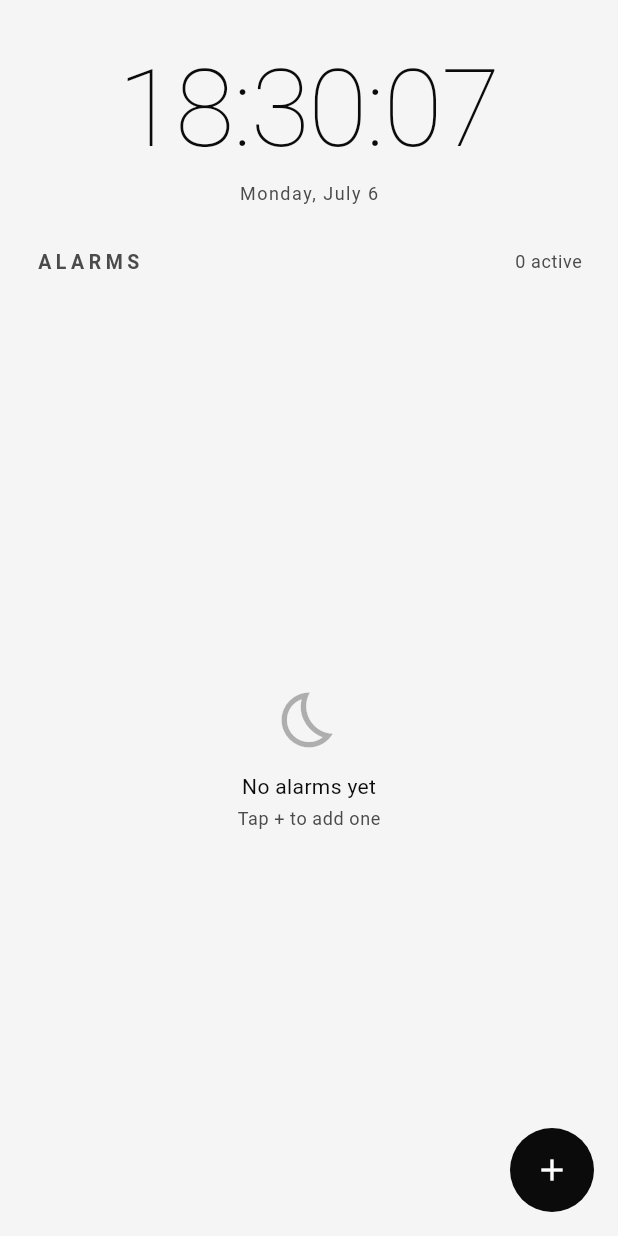
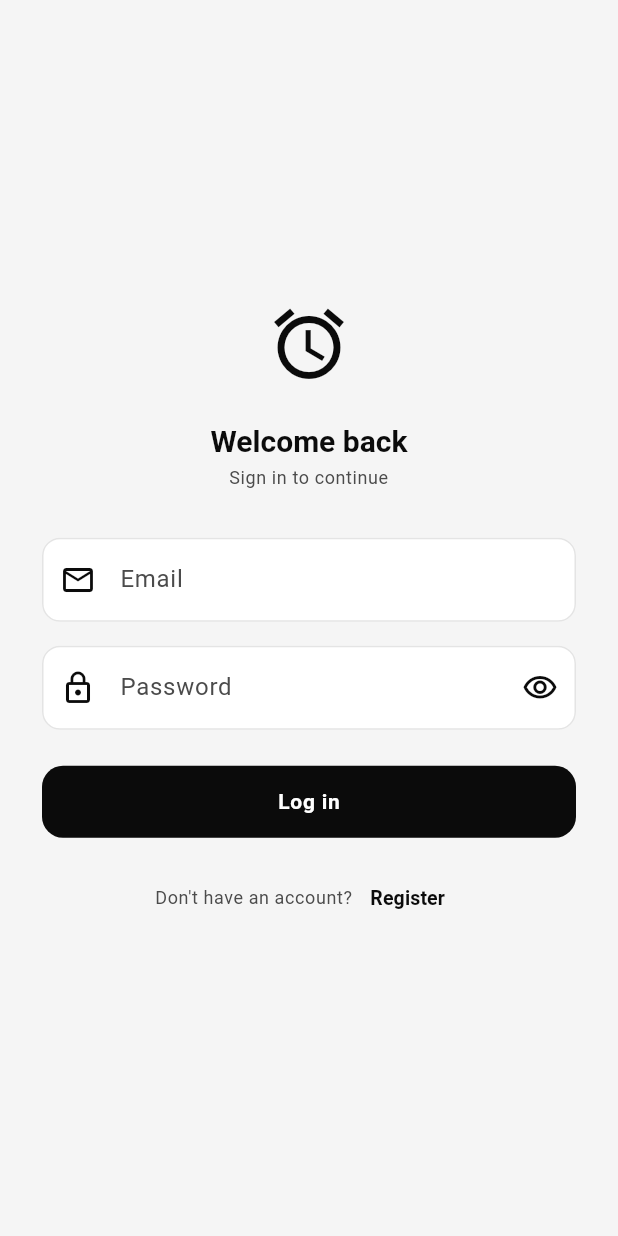
Before and after one commit to RxSeldon/alarm_clock, a Flutter app: the screen it shows after launch, on a phone screen of 412 x 824 dp. Run offline on Flutter 3.47's test engine with Material 3 defaults, Android fonts, the phone set to English and light mode, and no system bars; our stand-ins replace firebase_auth, firebase_core, flutter_hooks, flutter_riverpod, hooks_riverpod, shared_preferences; accounts and stored records are empty; generated files the repository leaves out were written again.

Commit message:
- Add AuthRepository contract + AppUser entity (domain) with a   friendly AuthException so the UI never touches firebase_auth types - Add FirebaseAuthRepository (data) as the sole firebase_auth consumer,   mapping error codes to user-safe messages - Add authRepositoryProvider + authStateProvider (Riverpod) - Add LoginScreen and RegisterScreen (email/password, validation,   show/hide password, inline errors) - Add AuthGate to route between login and home on auth state - Show signed-in email + logout button (with confirm) on HomeScreen - Initialize Firebase in main.dart; set Android minSdk to 23 - Add firebase_core + firebase_auth dependencies

```diff
--- a/lib/main.dart
+++ b/lib/main.dart
@@ -1,10 +1,16 @@
+import 'package:firebase_core/firebase_core.dart';
 import 'package:flutter/material.dart';
 import 'package:flutter_riverpod/flutter_riverpod.dart';
 
-import 'src/presentation/screens/home_screen.dart';
+import 'firebase_options.dart';
+import 'src/presentation/screens/auth_gate.dart';
 import 'src/presentation/theme/app_theme.dart';
 
-void main() {
+Future<void> main() async {
+  WidgetsFlutterBinding.ensureInitialized();
+  await Firebase.initializeApp(
+    options: DefaultFirebaseOptions.currentPlatform,
+  );
   runApp(const ProviderScope(child: AlarmClockApp()));
 }
 
@@ -19,7 +25,9 @@ class AlarmClockApp extends StatelessWidget {
       theme: AppTheme.light,
       darkTheme: AppTheme.dark,
       themeMode: ThemeMode.system,
-      home: const HomeScreen(),
+      // AuthGate decides between the login flow and the home screen based on
+      // the current Firebase auth state.
+      home: const AuthGate(),
     );
   }
 }
--- /dev/null
+++ b/lib/src/data/firebase_auth_repository.dart
@@ -0,0 +1,87 @@
+import 'package:firebase_auth/firebase_auth.dart';
+
+import '../domain/entities/app_user.dart';
+import '../domain/repositories/auth_repository.dart';
+
+/// [AuthRepository] implementation backed by Firebase Authentication.
+///
+/// This is the one place in the app that knows about `firebase_auth`. It
+/// translates Firebase's [User] into the app's own [AppUser] and its
+/// [FirebaseAuthException]s into friendly [AuthException]s, so nothing above
+/// the data layer ever imports Firebase (Single Responsibility + Dependency
+/// Inversion).
+class FirebaseAuthRepository implements AuthRepository {
+  FirebaseAuthRepository([FirebaseAuth? auth])
+      : _auth = auth ?? FirebaseAuth.instance;
+
+  final FirebaseAuth _auth;
+
+  @override
+  Stream<AppUser?> authStateChanges() =>
+      _auth.authStateChanges().map(_toAppUser);
+
+  @override
+  AppUser? get currentUser => _toAppUser(_auth.currentUser);
+
+  @override
+  Future<void> register({
+    required String email,
+    required String password,
+  }) async {
+    try {
+      await _auth.createUserWithEmailAndPassword(
+        email: email,
+        password: password,
+      );
+    } on FirebaseAuthException catch (e) {
+      throw AuthException(_messageFor(e));
+    }
+  }
+
+  @override
+  Future<void> signIn({
+    required String email,
+    required String password,
+  }) async {
+    try {
+      await _auth.signInWithEmailAndPassword(
+        email: email,
+        password: password,
+      );
+    } on FirebaseAuthException catch (e) {
+      throw AuthException(_messageFor(e));
+    }
+  }
+
+  @override
+  Future<void> signOut() => _auth.signOut();
+
+  AppUser? _toAppUser(User? user) =>
+      user == null ? null : AppUser(uid: user.uid, email: user.email);
+
+  /// Maps Firebase error codes to messages that are safe to show the user.
+  String _messageFor(FirebaseAuthException e) {
+    switch (e.code) {
+      case 'invalid-email':
+        return 'That email address is not valid.';
+      case 'user-disabled':
+        return 'This account has been disabled.';
+      case 'user-not-found':
+      case 'wrong-password':
+      case 'invalid-credential':
+        return 'Incorrect email or password.';
+      case 'email-already-in-use':
+        return 'An account already exists for that email.';
+      case 'weak-password':
+        return 'Password is too weak. Use at least 6 characters.';
+      case 'operation-not-allowed':
+        return 'Email/password sign-in is not enabled for this project.';
+      case 'network-request-failed':
+        return 'Network error. Check your connection and try again.';
+      case 'too-many-requests':
+        return 'Too many attempts. Please try again later.';
+      default:
+        return e.message ?? 'Authentication failed. Please try again.';
+    }
+  }
+}
--- /dev/null
+++ b/lib/src/domain/entities/app_user.dart
@@ -0,0 +1,25 @@
+import 'package:flutter/foundation.dart';
+
+/// The signed-in user, reduced to just what the app needs.
+///
+/// A plain domain entity with no dependency on Firebase: the presentation
+/// layer talks about an [AppUser], never a `firebase_auth` `User`, so the
+/// authentication backend stays swappable (Dependency Inversion).
+@immutable
+class AppUser {
+  const AppUser({required this.uid, required this.email});
+
+  /// Stable unique id assigned by the auth backend.
+  final String uid;
+
+  /// The account's email address. Null only if the backend omits it.
+  final String? email;
+
+  @override
+  bool operator ==(Object other) =>
+      identical(this, other) ||
+      (other is AppUser && other.uid == uid && other.email == email);
+
+  @override
+  int get hashCode => Object.hash(uid, email);
+}
--- /dev/null
+++ b/lib/src/domain/repositories/auth_repository.dart
@@ -0,0 +1,44 @@
+import '../entities/app_user.dart';
+
+/// Authentication contract for the app.
+///
+/// The presentation layer depends on this abstraction, never on
+/// `firebase_auth` directly (Dependency Inversion Principle). Swapping the
+/// backend -- Firebase today, something else tomorrow -- only means writing a
+/// new class that implements this interface; no screen or provider changes.
+abstract interface class AuthRepository {
+  /// Emits the signed-in [AppUser], or `null` when signed out. Fires once
+  /// immediately with the current state, then again on every sign-in and
+  /// sign-out. This is what the app's [AuthGate] listens to.
+  Stream<AppUser?> authStateChanges();
+
+  /// The currently signed-in user, or `null` if nobody is signed in.
+  AppUser? get currentUser;
+
+  /// Creates a new account and signs the user in.
+  ///
+  /// Throws an [AuthException] with a user-friendly message on failure
+  /// (email already in use, weak password, ...).
+  Future<void> register({required String email, required String password});
+
+  /// Signs an existing user in.
+  ///
+  /// Throws an [AuthException] with a user-friendly message on failure
+  /// (wrong password, unknown email, ...).
+  Future<void> signIn({required String email, required String password});
+
+  /// Signs the current user out.
+  Future<void> signOut();
+}
+
+/// A failure surfaced by an [AuthRepository], carrying a message that is safe
+/// to show directly to the user. Keeps backend-specific error types (e.g.
+/// `FirebaseAuthException`) out of the presentation layer.
+class AuthException implements Exception {
+  const AuthException(this.message);
+
+  final String message;
+
+  @override
+  String toString() => message;
+}
--- a/lib/src/presentation/providers/providers.dart
+++ b/lib/src/presentation/providers/providers.dart
@@ -11,10 +11,13 @@ import 'package:flutter_riverpod/flutter_riverpod.dart';
 import '../../application/alarm_scheduler.dart';
 import '../../application/alarm_sound_player.dart';
 import '../../application/clock_service.dart';
+import '../../data/firebase_auth_repository.dart';
 import '../../data/shared_preferences_alarm_repository.dart';
 import '../../domain/entities/alarm.dart';
 import '../../domain/entities/alarm_event.dart';
+import '../../domain/entities/app_user.dart';
 import '../../domain/repositories/alarm_repository.dart';
+import '../../domain/repositories/auth_repository.dart';
 
 final Provider<ClockService> clockServiceProvider = Provider<ClockService>(
   (ref) => SystemClockService(),
@@ -22,6 +25,18 @@ final Provider<ClockService> clockServiceProvider = Provider<ClockService>(
 
 final Provider<AlarmRepository> alarmRepositoryProvider =
     Provider<AlarmRepository>((ref) => SharedPreferencesAlarmRepository());
+
+final Provider<AuthRepository> authRepositoryProvider =
+    Provider<AuthRepository>((ref) => FirebaseAuthRepository());
+
+/// The current authentication state, streamed from the [AuthRepository].
+/// Emits the signed-in [AppUser] or `null` when signed out. The [AuthGate]
+/// watches this to decide between the login flow and the home screen, and the
+/// home screen reads it to show the signed-in email.
+final StreamProvider<AppUser?> authStateProvider =
+    StreamProvider<AppUser?>((ref) {
+  return ref.watch(authRepositoryProvider).authStateChanges();
+});
 
 final Provider<AlarmSoundPlayer> alarmSoundPlayerProvider =
     Provider<AlarmSoundPlayer>((ref) {
--- /dev/null
+++ b/lib/src/presentation/screens/login_screen.dart
@@ -0,0 +1,145 @@
+import 'package:flutter/material.dart';
+import 'package:flutter_hooks/flutter_hooks.dart';
+import 'package:hooks_riverpod/hooks_riverpod.dart';
+
+import '../../domain/repositories/auth_repository.dart';
+import '../providers/providers.dart';
+import 'register_screen.dart';
+
+/// Email + password sign-in screen.
+///
+/// On success it does nothing navigational: the [AuthGate] is watching the
+/// auth stream and swaps this screen out for the home screen automatically.
+/// Local UI state (controllers, loading, error, obscure-password) is held with
+/// flutter_hooks, matching the rest of the app.
+class LoginScreen extends HookConsumerWidget {
+  const LoginScreen({super.key});
+
+  @override
+  Widget build(BuildContext context, WidgetRef ref) {
+    final ThemeData theme = Theme.of(context);
+    final TextEditingController emailController = useTextEditingController();
+    final TextEditingController passwordController = useTextEditingController();
+    final ValueNotifier<bool> isLoading = useState(false);
+    final ValueNotifier<bool> obscure = useState(true);
+    final ValueNotifier<String?> errorText = useState<String?>(null);
+
+    Future<void> submit() async {
+      final String email = emailController.text.trim();
+      final String password = passwordController.text;
+      if (email.isEmpty || password.isEmpty) {
+        errorText.value = 'Please enter your email and password.';
+        return;
+      }
+
+      errorText.value = null;
+      isLoading.value = true;
+      try {
+        await ref
+            .read(authRepositoryProvider)
+            .signIn(email: email, password: password);
+        // Success: AuthGate swaps in the home screen; nothing to do here.
+      } on AuthException catch (e) {
+        errorText.value = e.message;
+        isLoading.value = false;
+      } catch (_) {
+        errorText.value = 'Something went wrong. Please try again.';
+        isLoading.value = false;
+      }
+    }
+
+    return Scaffold(
+      body: SafeArea(
+        child: Center(
+          child: SingleChildScrollView(
+            padding: const EdgeInsets.symmetric(horizontal: 28, vertical: 32),
+            child: Column(
+              mainAxisSize: MainAxisSize.min,
+              crossAxisAlignment: CrossAxisAlignment.stretch,
+              children: [
+                Icon(Icons.alarm,
+                    size: 56, color: theme.colorScheme.onSurface),
+                const SizedBox(height: 24),
+                Text('Welcome back',
+                    textAlign: TextAlign.center,
+                    style: theme.textTheme.titleLarge),
+                const SizedBox(height: 4),
+                Text('Sign in to continue',
+                    textAlign: TextAlign.center,
+                    style: theme.textTheme.bodySmall),
+                const SizedBox(height: 32),
+                TextField(
+                  controller: emailController,
+                  keyboardType: TextInputType.emailAddress,
+                  autocorrect: false,
+                  textInputAction: TextInputAction.next,
+                  enabled: !isLoading.value,
+                  decoration: const InputDecoration(
+                    labelText: 'Email',
+                    prefixIcon: Icon(Icons.mail_outline),
+                  ),
+                ),
+                const SizedBox(height: 16),
+                TextField(
+                  controller: passwordController,
+                  obscureText: obscure.value,
+                  enabled: !isLoading.value,
+                  textInputAction: TextInputAction.done,
+                  onSubmitted: (_) => isLoading.value ? null : submit(),
+                  decoration: InputDecoration(
+                    labelText: 'Password',
+                    prefixIcon: const Icon(Icons.lock_outline),
+                    suffixIcon: IconButton(
+                      icon: Icon(obscure.value
+                          ? Icons.visibility_outlined
+                          : Icons.visibility_off_outlined),
+                      onPressed: () => obscure.value = !obscure.value,
+                    ),
+                  ),
+                ),
+                if (errorText.value != null) ...[
+                  const SizedBox(height: 16),
+                  Text(
+                    errorText.value!,
+                    textAlign: TextAlign.center,
+                    style: theme.textTheme.bodySmall
+                        ?.copyWith(color: theme.colorScheme.error),
+                  ),
+                ],
+                const SizedBox(height: 24),
+                FilledButton(
+                  onPressed: isLoading.value ? null : submit,
+                  child: isLoading.value
+                      ? const SizedBox(
+                          height: 20,
+                          width: 20,
+                          child: CircularProgressIndicator(strokeWidth: 2),
+                        )
+                      : const Text('Log in'),
+                ),
+                const SizedBox(height: 16),
+                Row(
+                  mainAxisAlignment: MainAxisAlignment.center,
+                  children: [
+                    Text("Don't have an account?",
+                        style: theme.textTheme.bodySmall),
+                    TextButton(
+                      onPressed: isLoading.value
+                          ? null
+                          : () => Navigator.of(context).push(
+                                MaterialPageRoute<void>(
+                                  builder: (_) => const RegisterScreen(),
+                                ),
+                              ),
+                      child: const Text('Register'),
+                    ),
+                  ],
+                ),
+              ],
+            ),
+          ),
+        ),
+      ),
+    );
+  }
+}
--- a/pubspec.yaml
+++ b/pubspec.yaml
@@ -42,6 +42,10 @@ dependencies:
 
   # Local persistence for saved alarms.
   shared_preferences: ^2.3.3
+
+  # Firebase: core SDK + email/password authentication.
+  firebase_core: ^3.6.0
+  firebase_auth: ^5.3.1
 
 dev_dependencies:
   flutter_test:
```
Also changed, not shown: lib/src/presentation/screens/auth_gate.dart (added, +71 -0 lines), lib/src/presentation/screens/home_screen.dart (+55 -1 lines), lib/src/presentation/screens/register_screen.dart (added, +162 -0 lines), pubspec.lock, 5 other files.
